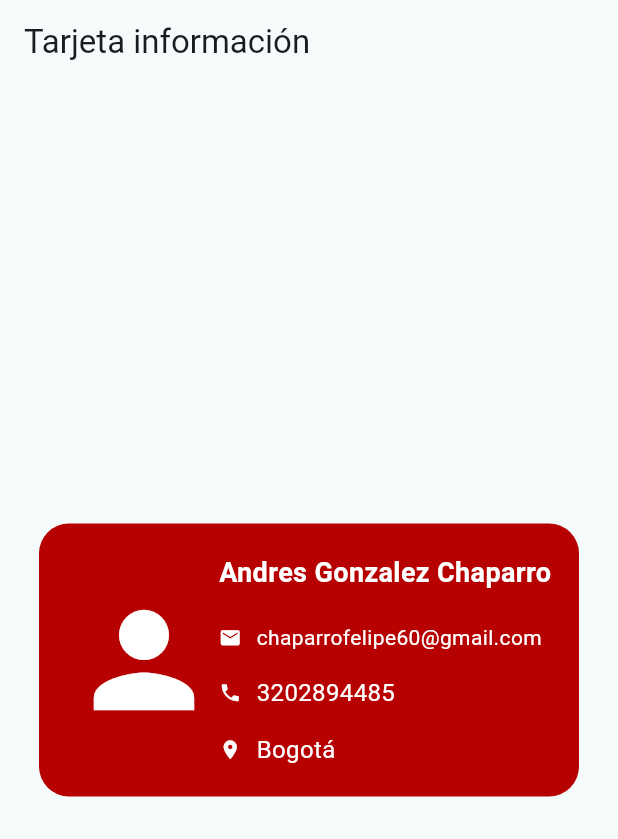
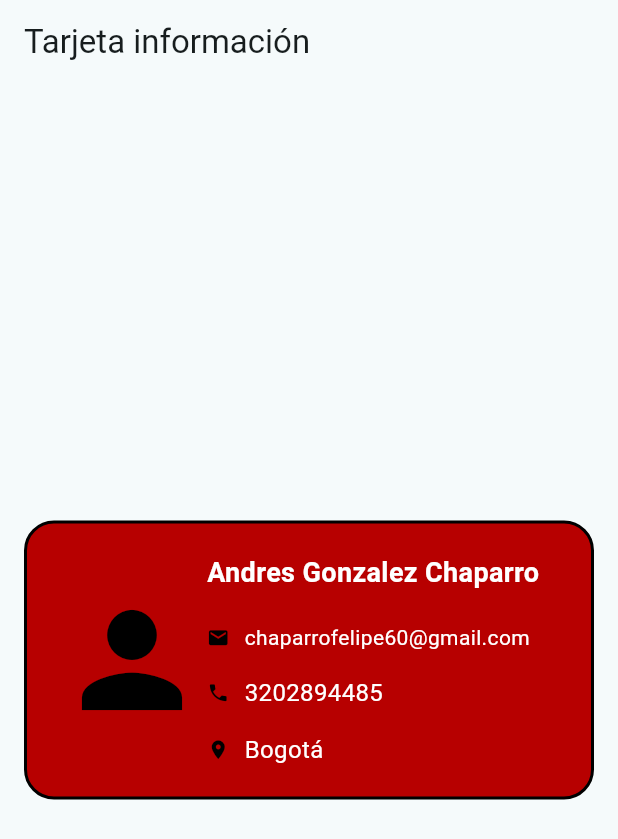
Before and after one commit to andrius2006/flutter_-3, a Flutter app: the screen it shows after launch, on a phone screen of 412 x 824 dp. Shown: the top 839 px of the screen. Run offline on Flutter 3.47's test engine with Material 3 defaults, Android fonts, the phone set to English and light mode, and no system bars.

Commit message:
cambio de color y agregacion de borde

```diff
--- a/lib/trabajo.dart
+++ b/lib/trabajo.dart
@@ -20,11 +20,12 @@ class Trabajo extends StatelessWidget {
         ),
         body: Center(
           child: Container(
-            width: 360,
+            width: 380,
             padding: const EdgeInsets.all(20),
             decoration: BoxDecoration(
               color: const Color.fromARGB(255, 183, 0, 0),
               borderRadius: BorderRadius.circular(20),
+              border: Border.all(color: const Color.fromARGB(255, 0, 0, 0), width: 2), // Agregar borde
             ),
 
             child: Row(
@@ -33,7 +34,8 @@ class Trabajo extends StatelessWidget {
 
                 const Icon(
                   Icons.person,
-                  color: Colors.white,
+
+                  color: Color.fromARGB(255, 0, 0, 0),
                   size: 100,
                 ),
 
@@ -57,7 +59,7 @@ class Trabajo extends StatelessWidget {
                       children: const [
                         Icon(
                           Icons.email,
-                          color: Colors.white,
+                          color: Color.fromARGB(255, 0, 0, 0),
                           size: 15,
                         ),
                         SizedBox(width: 10),
@@ -77,7 +79,7 @@ class Trabajo extends StatelessWidget {
                       children: const [
                         Icon(
                           Icons.phone,
-                          color: Colors.white,
+                          color: Color.fromARGB(255, 0, 0, 0),
                           size: 15,
                         ),
                         SizedBox(width: 10),
@@ -95,7 +97,7 @@ class Trabajo extends StatelessWidget {
                       children: const [
                         Icon(
                           Icons.location_on,
-                          color: Colors.white,
+                          color: Color.fromARGB(255, 0, 0, 0),
                           size: 15,
                         ),
                         SizedBox(width: 10),
```
